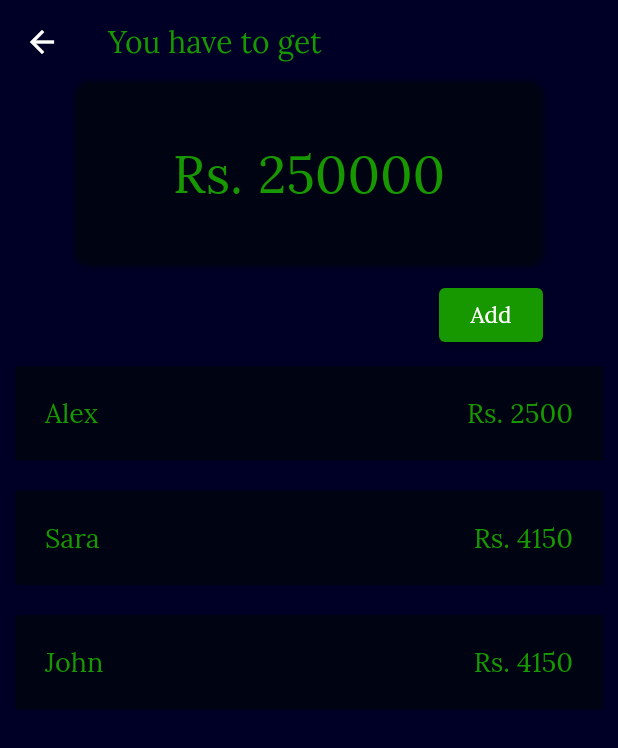
After one commit to Thusatharan/Money-Tracker, a Flutter app: the screen it shows after launch, after a tap on "You have to get", on a phone screen of 412 x 824 dp. The commit adds this screen. Shown: the top 748 px of the screen. Run offline on Flutter 3.47's test engine with Material 2 defaults, Android fonts, the phone set to English and light mode, and no system bars.

Commit message:
create record

```diff
--- /dev/null
+++ b/lib/dummy_data/get_data.dart
@@ -0,0 +1,7 @@
+import 'package:money_tracker/models/get_record.dart';
+
+List<Record> getData = [
+  Record(id: 1, name: 'Alex', amount: 2500),
+  Record(id: 2, name: 'Sara', amount: 4150),
+  Record(id: 3, name: 'John', amount: 4150),
+];
--- /dev/null
+++ b/lib/models/get_record.dart
@@ -0,0 +1,7 @@
+class Record {
+  int id;
+  String name;
+  int amount;
+
+  Record({required this.id, required this.name, required this.amount});
+}
--- a/lib/screens/create_get_record.dart
+++ b/lib/screens/create_get_record.dart
@@ -12,6 +12,7 @@ class CreateGet extends StatefulWidget {
 }
 
 class _CreateGetState extends State<CreateGet> {
+  TextEditingController _nameController = TextEditingController(text: 'Alex');
   final _formKey = GlobalKey<FormState>();
   @override
   Widget build(BuildContext context) {
@@ -35,16 +36,19 @@ class _CreateGetState extends State<CreateGet> {
                 children: [
                   Container(
                     child: Column(children: [
-                      const Text(
+                      Text(
                         'I am getting money from',
                         style: TextStyle(
                           fontSize: 18,
                         ),
                       ),
                       TextFormField(
-                        autofocus: true,
+                        controller: _nameController,
                         textAlign: TextAlign.center,
                         style: TextStyle(fontSize: 40),
+                        onChanged: (val) {
+                          print(val);
+                        },
                       ),
                     ]),
                   ),
@@ -66,7 +70,9 @@ class _CreateGetState extends State<CreateGet> {
                   ElevatedButton(
                     style: ButtonStyle(
                         backgroundColor: MaterialStateProperty.all(kRedButton)),
-                    onPressed: () {},
+                    onPressed: () {
+                      print('hii');
+                    },
                     child: const Padding(
                       padding: EdgeInsets.all(15),
                       child: Text(
--- a/lib/screens/create_give_record.dart
+++ b/lib/screens/create_give_record.dart
@@ -1,8 +1,13 @@
+import 'dart:math';
+
 import 'package:flutter/src/foundation/key.dart';
 import 'package:flutter/src/widgets/framework.dart';
 
 import 'package:flutter/material.dart';
 import 'package:money_tracker/constants/constants.dart';
+import 'package:money_tracker/models/get_record.dart';
+
+import '../dummy_data/get_data.dart';
 
 class CreateGive extends StatefulWidget {
   const CreateGive({Key? key}) : super(key: key);
@@ -13,6 +18,8 @@ class CreateGive extends StatefulWidget {
 
 class _CreateGiveState extends State<CreateGive> {
   final _formKey = GlobalKey<FormState>();
+  late String name;
+  late int amount;
   @override
   Widget build(BuildContext context) {
     return Scaffold(
@@ -45,6 +52,11 @@ class _CreateGiveState extends State<CreateGive> {
                         autofocus: true,
                         textAlign: TextAlign.center,
                         style: TextStyle(fontSize: 40),
+                        onChanged: (val) {
+                          setState(() {
+                            name = val;
+                          });
+                        },
                       ),
                     ]),
                   ),
@@ -57,9 +69,15 @@ class _CreateGiveState extends State<CreateGive> {
                         ),
                       ),
                       TextFormField(
+                        keyboardType: TextInputType.number,
                         autofocus: true,
                         textAlign: TextAlign.center,
                         style: TextStyle(fontSize: 40),
+                        onChanged: (val) {
+                          setState(() {
+                            amount = int.parse(val);
+                          });
+                        },
                       ),
                     ]),
                   ),
@@ -67,7 +85,11 @@ class _CreateGiveState extends State<CreateGive> {
                     style: ButtonStyle(
                         backgroundColor:
                             MaterialStateProperty.all(kGreenButton)),
-                    onPressed: () {},
+                    onPressed: () {
+                      Random random = Random();
+                      int id = random.nextInt(1000);
+                      getData.add(Record(id: id, name: name, amount: amount));
+                    },
                     child: const Padding(
                       padding: EdgeInsets.all(15),
                       child: Text(
--- /dev/null
+++ b/lib/screens/details_screens/get_details.dart
@@ -0,0 +1,116 @@
+import 'package:flutter/material.dart';
+import 'package:flutter/src/foundation/key.dart';
+import 'package:flutter/src/widgets/framework.dart';
+import 'package:money_tracker/constants/constants.dart';
+
+import '../../dummy_data/get_data.dart';
+import '../../models/get_record.dart';
+import '../create_give_record.dart';
+
+class GetDetails extends StatelessWidget {
+  const GetDetails({Key? key}) : super(key: key);
+
+  @override
+  Widget build(BuildContext context) {
+    List<Record> dummyData = getData;
+    return Scaffold(
+      appBar: AppBar(
+        backgroundColor: Colors.transparent,
+        title: Text(
+          'You have to get',
+          style: TextStyle(color: kGreenTitle),
+        ),
+        elevation: 0,
+      ),
+      body: SafeArea(
+          child: SizedBox(
+        width: double.infinity,
+        child: Column(
+          crossAxisAlignment: CrossAxisAlignment.center,
+          children: [
+            Container(
+              width: MediaQuery.of(context).size.width * 3 / 4,
+              decoration: BoxDecoration(
+                  color: kContainer,
+                  borderRadius: BorderRadius.circular(10),
+                  boxShadow: const [
+                    BoxShadow(blurRadius: 2, spreadRadius: 2, color: kContainer)
+                  ]),
+              padding: const EdgeInsets.symmetric(vertical: 10, horizontal: 10),
+              height: 120,
+              child: Column(
+                mainAxisAlignment: MainAxisAlignment.spaceAround,
+                children: [
+                  FittedBox(
+                    fit: BoxFit.cover,
+                    child: Row(
+                      children: const [
+                        Text(
+                          'Rs.',
+                          style: TextStyle(fontSize: 35, color: kGreenTitle),
+                        ),
+                        SizedBox(
+                          width: 10,
+                        ),
+                        Text(
+                          '250000',
+                          style: TextStyle(fontSize: 35, color: kGreenTitle),
+                        ),
+                      ],
+                    ),
+                  ),
+                ],
+              ),
+            ),
+            Container(
+              alignment: Alignment.centerRight,
+              margin: EdgeInsets.only(top: 10, right: 50),
+              child: ElevatedButton(
+                style: ButtonStyle(
+                    backgroundColor: MaterialStateProperty.all(kGreenButton)),
+                onPressed: () {
+                  Navigator.push(
+                    context,
+                    MaterialPageRoute(
+                      builder: (context) => const CreateGive(),
+                    ),
+                  );
+                },
+                child: const Padding(
+                  padding: EdgeInsets.all(5),
+                  child: Text(
+                    'Add',
+                    style: TextStyle(fontSize: 15),
+                  ),
+                ),
+              ),
+            ),
+            Expanded(
+              child: Container(
+                  child: ListView.builder(
+                itemCount: dummyData.length,
+                itemBuilder: (context, index) => Container(
+                  margin: EdgeInsets.all(10),
+                  padding: EdgeInsets.all(20),
+                  width: double.infinity,
+                  color: kContainer,
+                  child: Row(
+                    mainAxisAlignment: MainAxisAlignment.spaceBetween,
+                    children: [
+                      Text(
+                        dummyData[index].name,
+                        style: TextStyle(fontSize: 18, color: kGreenTitle),
+                      ),
+                      Text('Rs. ${dummyData[index].amount.toString()}',
+                          style: TextStyle(fontSize: 18, color: kGreenTitle)),
+                    ],
+                  ),
+                ),
+              )),
+            )
+          ],
+        ),
+      )),
+    );
+  }
+}
--- a/lib/screens/home_screens.dart
+++ b/lib/screens/home_screens.dart
@@ -2,6 +2,7 @@ import 'package:flutter/material.dart';
 import 'package:money_tracker/constants/constants.dart';
 import 'package:money_tracker/screens/create_get_record.dart';
 import 'package:money_tracker/screens/create_give_record.dart';
+import 'package:money_tracker/screens/details_screens/get_details.dart';
 
 class HomeScreen extends StatelessWidget {
   const HomeScreen({Key? key}) : super(key: key);
@@ -39,6 +40,13 @@ class HomeScreen extends StatelessWidget {
                 Expanded(
                   child: Padding(
                     padding: const EdgeInsets.all(8.0),
+                    child: InkWell(
+                      onTap: () {
+                        Navigator.push(
+                            context,
+                            MaterialPageRoute(
+                                builder: (context) => const GetDetails()));
+                      },
                       child: Container(
                         decoration: BoxDecoration(
                             color: kContainer,
@@ -84,9 +92,17 @@ class HomeScreen extends StatelessWidget {
                       ),
                     ),
                   ),
+                ),
                 Expanded(
                   child: Padding(
                     padding: const EdgeInsets.all(8.0),
+                    child: InkWell(
+                      onTap: () {
+                        Navigator.push(
+                            context,
+                            MaterialPageRoute(
+                                builder: (context) => const GetDetails()));
+                      },
                       child: Container(
                         decoration: BoxDecoration(
                             color: kContainer,
@@ -128,6 +144,7 @@ class HomeScreen extends StatelessWidget {
                               ),
                             ),
                           ],
+                        ),
                       ),
                     ),
                   ),
```
Also changed, not shown: lib/screens/details_screens/give_details.dart (added). Lines whose indentation alone changed are shown as unchanged.
